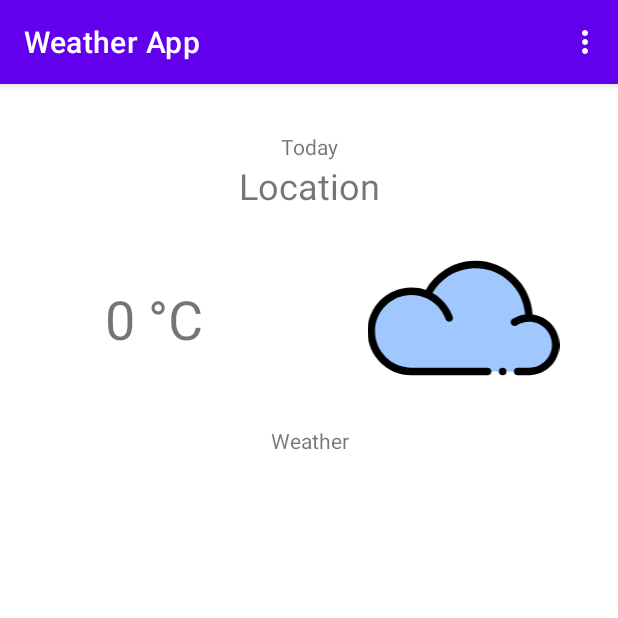
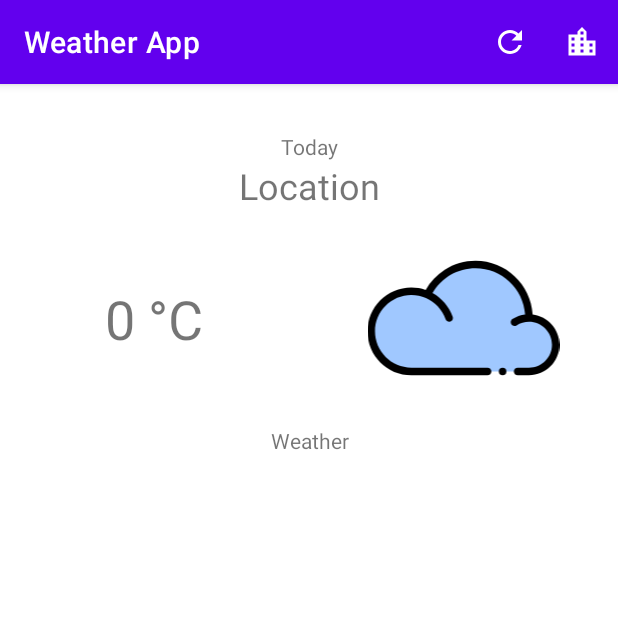
Before and after one commit to dtcan/weather, an Android app: the screen it shows after launch (MainActivity), on a phone screen of 412 x 824 dp, the top half of it. Run offline under Robolectric (Android 15) with nearby library versions, the phone set to English and light mode, and no system bars; our stand-ins replace Volley; network calls fail; 3 statements that could not run were skipped.

Commit message:
Add icons for menu items

```diff
--- /dev/null
+++ b/app/src/main/res/drawable/ic_city.xml
@@ -0,0 +1,9 @@
+<vector xmlns:android="http://schemas.android.com/apk/res/android"
+    android:width="24dp"
+    android:height="24dp"
+    android:viewportWidth="24"
+    android:viewportHeight="24">
+  <path
+      android:pathData="M15,11L15,5l-3,-3 -3,3v2L3,7v14h18L21,11h-6zM7,19L5,19v-2h2v2zM7,15L5,15v-2h2v2zM7,11L5,11L5,9h2v2zM13,19h-2v-2h2v2zM13,15h-2v-2h2v2zM13,11h-2L11,9h2v2zM13,7h-2L11,5h2v2zM19,19h-2v-2h2v2zM19,15h-2v-2h2v2z"
+      android:fillColor="#FFFFFF"/>
+</vector>
--- /dev/null
+++ b/app/src/main/res/drawable/ic_refresh.xml
@@ -0,0 +1,9 @@
+<vector xmlns:android="http://schemas.android.com/apk/res/android"
+    android:width="24dp"
+    android:height="24dp"
+    android:viewportWidth="24"
+    android:viewportHeight="24">
+  <path
+      android:pathData="M17.65,6.35C16.2,4.9 14.21,4 12,4c-4.42,0 -7.99,3.58 -7.99,8s3.57,8 7.99,8c3.73,0 6.84,-2.55 7.73,-6h-2.08c-0.82,2.33 -3.04,4 -5.65,4 -3.31,0 -6,-2.69 -6,-6s2.69,-6 6,-6c1.66,0 3.14,0.69 4.22,1.78L13,11h7V4l-2.35,2.35z"
+      android:fillColor="#FFFFFF"/>
+</vector>
--- /dev/null
+++ b/app/src/main/res/drawable/ic_search.xml
@@ -0,0 +1,9 @@
+<vector xmlns:android="http://schemas.android.com/apk/res/android"
+    android:width="24dp"
+    android:height="24dp"
+    android:viewportWidth="24"
+    android:viewportHeight="24">
+  <path
+      android:pathData="M15.5,14h-0.79l-0.28,-0.27C15.41,12.59 16,11.11 16,9.5 16,5.91 13.09,3 9.5,3S3,5.91 3,9.5 5.91,16 9.5,16c1.61,0 3.09,-0.59 4.23,-1.57l0.27,0.28v0.79l5,4.99L20.49,19l-4.99,-5zM9.5,14C7.01,14 5,11.99 5,9.5S7.01,5 9.5,5 14,7.01 14,9.5 11.99,14 9.5,14z"
+      android:fillColor="#FFFFFF"/>
+</vector>
--- a/app/src/main/res/menu/menu_main.xml
+++ b/app/src/main/res/menu/menu_main.xml
@@ -1,6 +1,8 @@
 <?xml version="1.0" encoding="utf-8"?>
-<menu xmlns:android="http://schemas.android.com/apk/res/android">
+<menu xmlns:app="http://schemas.android.com/apk/res-auto" xmlns:android="http://schemas.android.com/apk/res/android">
 
-    <item android:title="@string/reload" android:id="@+id/item_reload"/>
-    <item android:title="@string/choose_city" android:id="@+id/item_city"/>
+    <item android:title="@string/reload" android:id="@+id/item_reload" android:icon="@drawable/ic_refresh"
+          app:showAsAction="always"/>
+    <item android:title="@string/choose_city" android:id="@+id/item_city" android:icon="@drawable/ic_city"
+          app:showAsAction="ifRoom"/>
 </menu>
--- a/app/src/main/res/menu/menu_search.xml
+++ b/app/src/main/res/menu/menu_search.xml
@@ -3,7 +3,7 @@
     <item
         android:id="@+id/search"
         android:title="@string/choose_city"
-        android:icon="@drawable/ic_temp"
+        android:icon="@drawable/ic_search"
         app:showAsAction="always"
         app:actionViewClass="android.widget.SearchView" />
 </menu>
```
